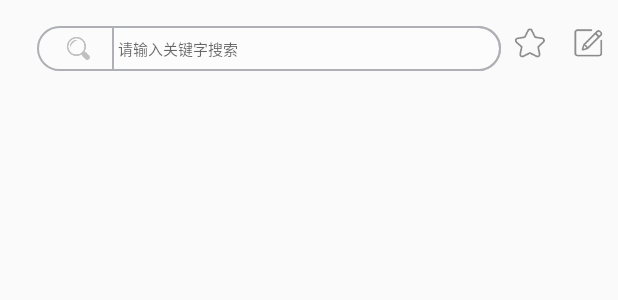
After one commit to yuansong8989/doctor, an Android app: the layout tiku.xml on its own in the app's theme, with its tools: preview values and no code run, on a phone screen of 412 x 824 dp. The commit adds this screen. Shown: the top 300 px of the screen. Run offline under Robolectric (Android 15) with nearby library versions, the phone set to English and light mode, and no system bars.

Commit message:
家里工作

```diff
--- a/app/src/main/res/layout/dibu.xml
+++ b/app/src/main/res/layout/dibu.xml
@@ -71,7 +71,7 @@
                 android:layout_width="match_parent"
                 android:layout_height="wrap_content"
                 android:gravity="center"
-                android:text="抢答" />
+                android:text="题库" />
         </LinearLayout>
         <LinearLayout
             android:id="@+id/l4"
--- /dev/null
+++ b/app/src/main/res/layout/tiku.xml
@@ -0,0 +1,91 @@
+<?xml version="1.0" encoding="utf-8"?>
+<LinearLayout xmlns:android="http://schemas.android.com/apk/res/android"
+    android:layout_width="match_parent"
+    android:layout_height="wrap_content"
+    xmlns:tools="http://schemas.android.com/tools"
+    xmlns:app="http://schemas.android.com/apk/res-auto"
+    android:orientation="vertical">
+<LinearLayout
+    android:gravity="center"
+    android:layout_marginBottom="10dp"
+    android:orientation="horizontal"
+    android:layout_width="match_parent"
+    android:layout_height="50dp">
+  <TextView
+      android:layout_weight="0.5"
+      android:layout_width="0dp"
+      android:layout_height="match_parent" />
+  <LinearLayout
+      android:id="@+id/ll_reset_pwd"
+      android:layout_width="0dp"
+      android:layout_weight="8"
+      android:layout_height="30dp"
+      android:layout_marginLeft="5dp"
+      android:layout_marginTop="7dp"
+      android:layout_marginRight="0dp"
+
+      android:background="@drawable/register_input"
+      android:gravity="center_vertical"
+      android:orientation="horizontal">
+
+    <ImageView
+        android:layout_marginLeft="20dp"
+        android:src="@mipmap/sousuo"
+        android:layout_width="15dp"
+        android:layout_height="match_parent" />
+
+    <View
+        android:layout_width="1px"
+        android:layout_height="24dp"
+        android:layout_marginLeft="14dp"
+        android:background="@color/account_input_bg_color"
+        tools:ignore="RtlHardcoded" />
+
+    <EditText
+        android:id="@+id/et_reset_pwd"
+        android:layout_width="0dp"
+        android:layout_height="match_parent"
+        android:layout_weight="1"
+        android:background="@drawable/banyuan"
+        android:hint="@string/zhenti1"
+        android:inputType="text"
+        android:maxLines="1"
+        android:minLines="1"
+        android:paddingLeft="4dp"
+        android:paddingRight="4dp"
+        android:textCursorDrawable="@null"
+        android:textSize="10dp" />
+
+    <ImageView
+        android:id="@+id/iv_reset_pwd_del"
+        android:layout_width="20dp"
+        android:layout_height="20dp"
+        android:layout_marginRight="16dp"
+        android:contentDescription="@null"
+        android:scaleType="fitCenter"
+        android:visibility="gone"
+        app:srcCompat="@mipmap/ic_clear"
+        tools:ignore="RtlHardcoded" />
+  </LinearLayout>
+  <ImageView
+      android:layout_marginTop="4dp"
+      android:src="@mipmap/shoucang"
+      android:layout_width="0dp"
+      android:layout_weight="1"
+      android:layout_height="20dp" />
+  <ImageView
+      android:layout_gravity="center"
+      android:src="@mipmap/note"
+      android:layout_marginTop="4dp"
+      android:layout_weight="1"
+      android:layout_width="0dp"
+      android:layout_height="20dp" />
+</LinearLayout>
+<ExpandableListView
+    android:id="@+id/expand1"
+    android:scrollbars="none"
+    android:layout_width="match_parent"
+    android:layout_height="wrap_content">
+</ExpandableListView>
+
+</LinearLayout>
```
Also changed, not shown: app/src/main/java/com/example/doctor/project/Adapter/ExpandAdapter.java (added, +77 -0 lines), app/src/main/java/com/example/doctor/project/Adapter/ExpandAdapterchild.java (added, +69 -0 lines), app/src/main/java/com/example/doctor/project/Fragment/Support_Fr_3.java (+13 -22 lines), app/src/main/java/com/example/doctor/project/ToMeView/CustomExpandableListView.java (added, +27 -0 lines), app/src/main/java/com/example/doctor/project/entity/AllData.java (added, +14 -0 lines), app/src/main/java/com/example/doctor/project/entity/One.java (added, +42 -0 lines), app/src/main/java/com/example/doctor/project/entity/Two.java (added, +70 -0 lines), app/src/main/res/layout/uint.xml (added, +60 -0 lines), app/src/main/res/layout/uint1.xml (added, +60 -0 lines), app/src/main/res/layout/uint2.xml (added, +60 -0 lines), app/src/main/res/layout/uintchild.xml (added, +12 -0 lines), app/src/main/res/mipmap-xxxhdpi/chunbai.jpg (added).
